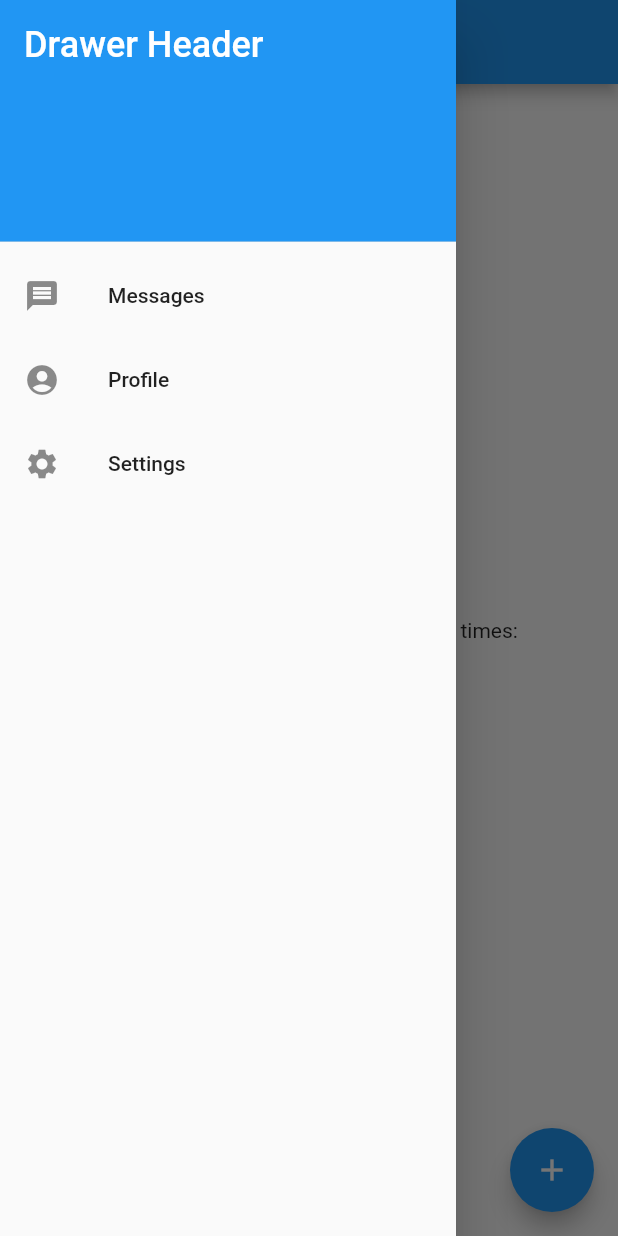
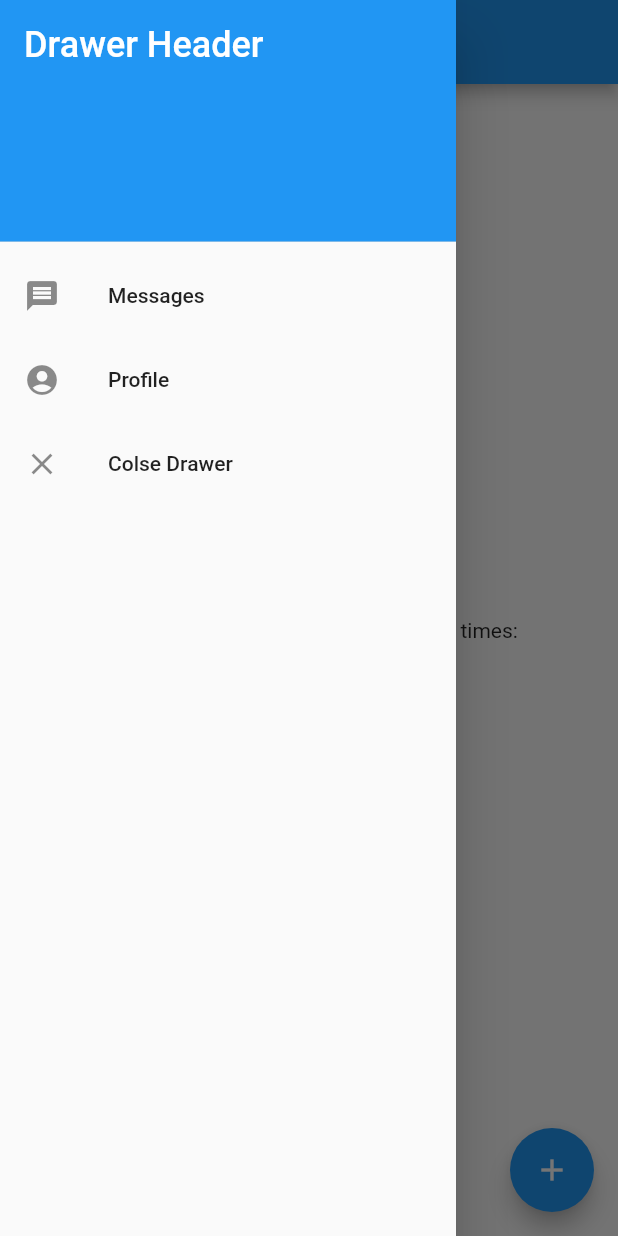
Before and after one commit to codenote-net/flutter-sandbox, a Flutter app: the screen it shows after launch, with the side drawer open, on a phone screen of 412 x 824 dp. Run offline on Flutter 3.47's test engine with Material 2 defaults, Android fonts, the phone set to English and light mode, and no system bars.

Commit message:
Update the drawer menu to "Close Drawer"
- https://flutter.dev/docs/cookbook/design/drawer#4-close-the-drawer-programmatically
- https://api.flutter.dev/flutter/material/Icons/close-constant.html

```diff
--- a/lib/main.dart
+++ b/lib/main.dart
@@ -56,7 +56,7 @@ class _MyHomePageState extends State<MyHomePage> {
       drawer: Drawer(
         child: ListView(
           padding: EdgeInsets.zero,
-          children: const <Widget>[
+          children: <Widget>[
             DrawerHeader(
               decoration: BoxDecoration(
                 color: Colors.blue,
@@ -78,8 +78,11 @@ class _MyHomePageState extends State<MyHomePage> {
               title: Text('Profile'),
             ),
             ListTile(
-              leading: Icon(Icons.settings),
-              title: Text('Settings'),
+              leading: Icon(Icons.close),
+              title: Text('Colse Drawer'),
+              onTap: () {
+                Navigator.pop(context);
+              },
             ),
           ],
         ),
```
